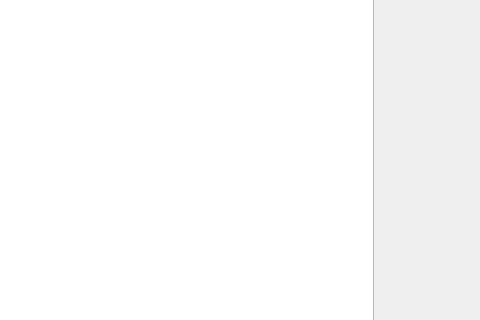
This is GoView.ui in sikor/goView as Qt 5 draws it before an edit; both pictures show x 172 to 652 and y 143 to 463 of the 652 by 657 pixel window. The edited form follows.
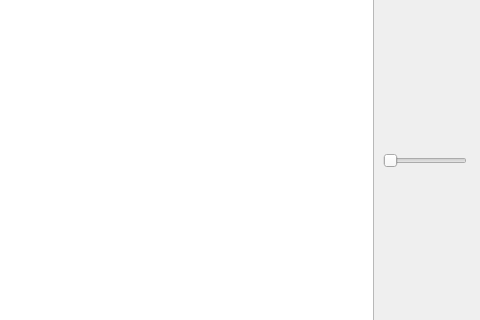
This is the edited form.

Commit message: Added scaling bar

What changed in the file:
```diff
--- a/GoView.ui
+++ b/GoView.ui
@@ -80,6 +80,34 @@
         </property>
        </widget>
       </item>
+      <item alignment="Qt::AlignHCenter|Qt::AlignTop">
+       <widget class="QSlider" name="scaleSlider">
+        <property name="enabled">
+         <bool>true</bool>
+        </property>
+        <property name="sizePolicy">
+         <sizepolicy hsizetype="Minimum" vsizetype="Fixed">
+          <horstretch>0</horstretch>
+          <verstretch>0</verstretch>
+         </sizepolicy>
+        </property>
+        <property name="minimum">
+         <number>1</number>
+        </property>
+        <property name="maximum">
+         <number>30</number>
+        </property>
+        <property name="singleStep">
+         <number>1</number>
+        </property>
+        <property name="pageStep">
+         <number>1</number>
+        </property>
+        <property name="orientation">
+         <enum>Qt::Horizontal</enum>
+        </property>
+       </widget>
+      </item>
       <item>
        <widget class="QLabel" name="coordsLabel">
         <property name="text">
```
The commit also changes 2 other files.
